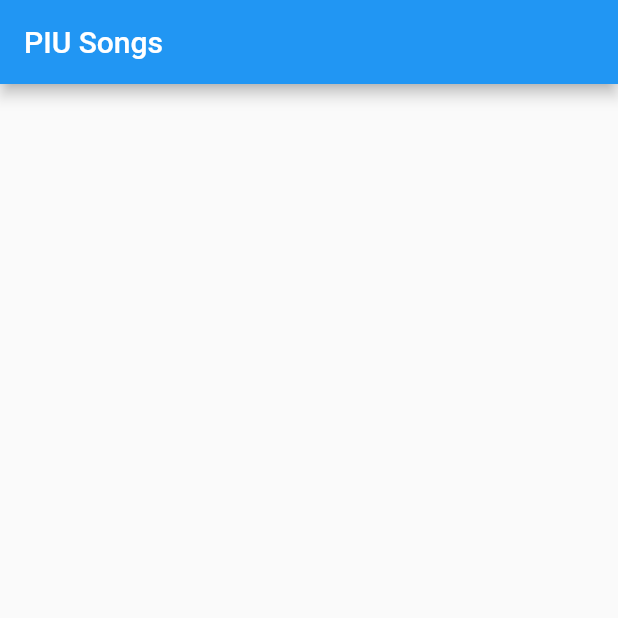
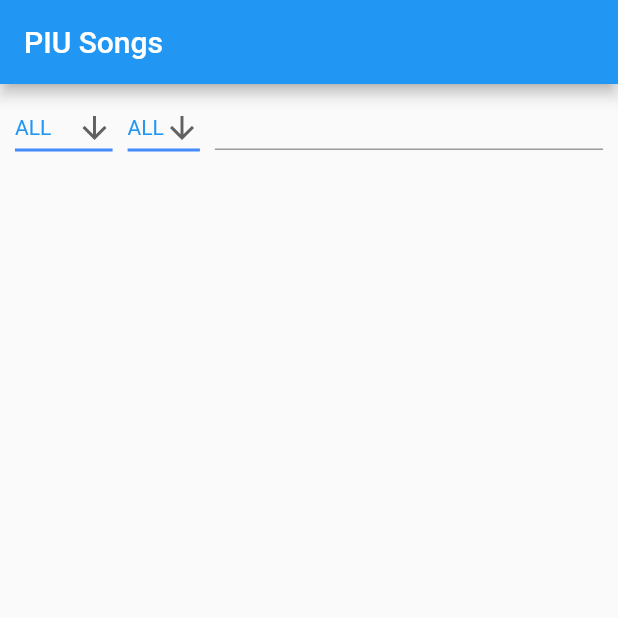
Before and after one commit to SerenityS/PIUSongs, a Flutter app: the screen it shows after launch, on a phone screen of 412 x 824 dp, the top half of it. Run offline on Flutter 3.47's test engine with Material 2 defaults, Android fonts, the light colour scheme and no system bars; our stand-ins replace get.

Commit message:
SongListScreen: Implement Sort by level && Search Function

```diff
--- a/lib/screens/SongListScreen.dart
+++ b/lib/screens/SongListScreen.dart
@@ -9,6 +9,8 @@ class SongListScreen extends StatefulWidget {
 }
 
 class _SongListScreenState extends State<SongListScreen> {
+  TextEditingController _searchString = new TextEditingController();
+
   String chartType = 'ALL';
   String levelValue = 'ALL';
 
@@ -73,25 +75,128 @@ class _SongListScreenState extends State<SongListScreen> {
       appBar: AppBar(
         title: Text("PIU Songs"),
       ),
-      body: ListView.builder(
+      body: Column(
+        children: [
+          Row(
+            children: [
+              Container(
+                padding: EdgeInsets.fromLTRB(10, 5, 5, 5),
+                child: DropdownButton<String>(
+                  value: chartType,
+                  icon: Icon(Icons.arrow_downward),
+                  iconSize: 24,
+                  elevation: 16,
+                  style: TextStyle(color: Colors.blue),
+                  underline: Container(
+                    height: 2,
+                    color: Colors.blueAccent,
+                  ),
+                  onChanged: (newValue) {
+                    setState(
+                      () {
+                        chartType = newValue!;
+                        makeLevelList();
+                      },
+                    );
+                  },
+                  items: <String>['ALL', 'S', 'D', 'SP', 'DP', 'CO-OP']
+                      .map<DropdownMenuItem<String>>(
+                    (String value) {
+                      return DropdownMenuItem<String>(
+                        value: value,
+                        child: Text(value),
+                      );
+                    },
+                  ).toList(),
+                ),
+              ),
+              Container(
+                padding: EdgeInsets.all(5),
+                child: DropdownButton<String>(
+                  value: levelValue,
+                  icon: Icon(Icons.arrow_downward),
+                  iconSize: 24,
+                  elevation: 16,
+                  style: TextStyle(color: Colors.blue),
+                  underline: Container(
+                    height: 2,
+                    color: Colors.blueAccent,
+                  ),
+                  onChanged: (newValue) {
+                    setState(
+                      () {
+                        levelValue = newValue!;
+                        makeSongList();
+                      },
+                    );
+                  },
+                  items: levels.map(
+                    (String value) {
+                      return DropdownMenuItem<String>(
+                        value: value,
+                        child: Text(value),
+                      );
+                    },
+                  ).toList(),
+                ),
+              ),
+              Expanded(
+                child: Container(
+                  padding: EdgeInsets.only(left: 5, right: 10),
+                  child: SizedBox(
+                    width: 10,
+                    height: 30,
+                    child: TextField(
+                      controller: _searchString,
+                      onChanged: (text) {
+                        setState(
+                          () {
+                            SongListScreen();
+                          },
+                        );
+                      },
+                    ),
+                  ),
+                ),
+              )
+            ],
+          ),
+          Expanded(
+            child: ListView.builder(
               itemCount: songListData.length,
               itemBuilder: (BuildContext context, int index) {
                 var songNo = songListData[index]['songNo'];
                 var songTitleKo = songListData[index]['songTitle_ko'];
-          var songTitleEn = songListData[index]['songTitle_en'].toLowerCase();
+                var songTitleEn =
+                    songListData[index]['songTitle_en'].toLowerCase();
                 var songArtistKo = songListData[index]['songArtist_ko'];
-          var songArtistEn = songListData[index]['songArtist_en'].toLowerCase();
+                var songArtistEn =
+                    songListData[index]['songArtist_en'].toLowerCase();
 
+                if ((songNoList[0] == 'ALL' || songNoList.contains(songNo)) &&
+                    (songTitleKo.contains(_searchString.text) ||
+                        songTitleEn
+                            .contains(_searchString.text.toLowerCase()) ||
+                        songArtistKo.contains(_searchString.text) ||
+                        songArtistEn
+                            .contains(_searchString.text.toLowerCase()))) {
                   return ListTile(
                     dense: false,
                     leading: CircleAvatar(
-              radius: 30.0,
-              backgroundImage: AssetImage('assets/songJacket/$songNo.png'),
+                      radius: 28.0,
+                      backgroundImage:
+                          AssetImage('assets/songJacket/$songNo.png'),
                     ),
                     title: Text(songTitleKo),
                     subtitle: Text(songArtistKo),
                   );
+                } else {
+                  return SizedBox(height: 0);
+                }
               },
+            ),
+          ),
+        ],
       ),
     );
   }
```
Lines whose indentation alone changed are shown as unchanged.
